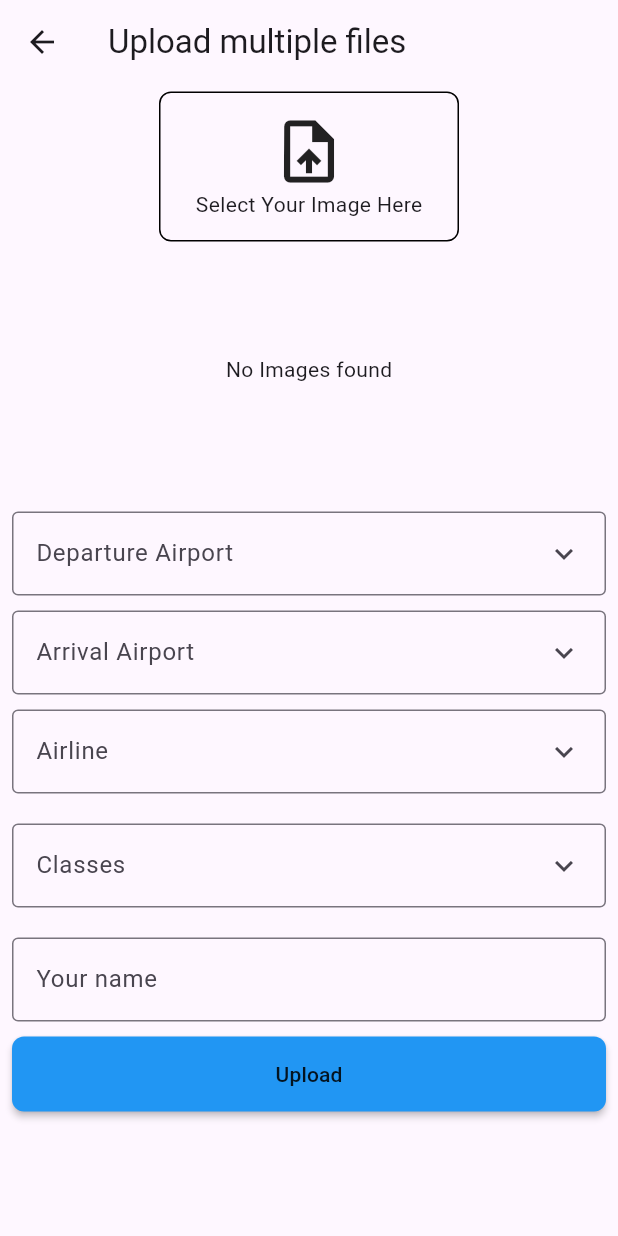
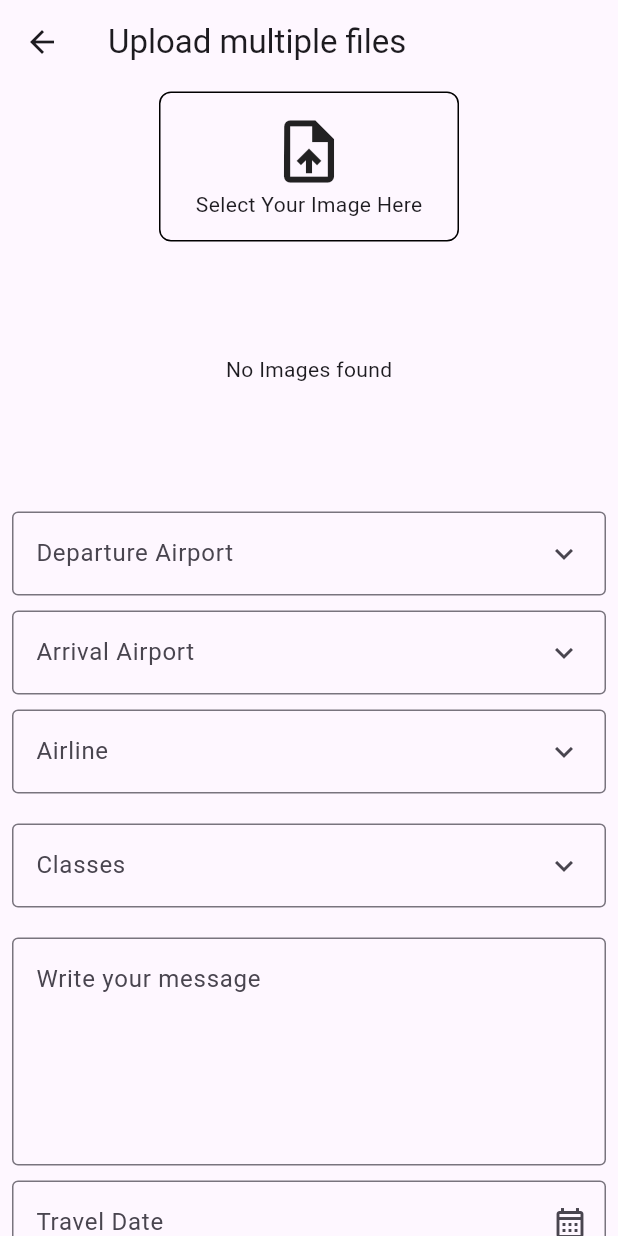
Before and after one commit to Roman2031/assignment, a Flutter app: the ShareScreen screen opened directly, on a phone screen of 412 x 824 dp. Run offline on Flutter 3.47's test engine with Material 3 defaults, Android fonts, the phone set to English and light mode, and no system bars; our stand-ins replace cloud_firestore, firebase_auth, firebase_core, firebase_storage, get, image_picker; missing offline and left inert: month_year_picker; accounts and stored records are empty.

Commit message:
update share page

```diff
--- a/lib/post/share_screen.dart
+++ b/lib/post/share_screen.dart
@@ -6,6 +6,9 @@ import 'package:flutter/material.dart';
 import 'package:get/get.dart';
 import 'package:image_picker/image_picker.dart';
 import 'package:assignment/model/model.dart';
+import 'package:flutter_localizations/flutter_localizations.dart';
+import 'package:month_year_picker/month_year_picker.dart';
+import 'package:intl/intl.dart';
 
 class ShareScreen extends StatefulWidget {
   const ShareScreen({super.key});
@@ -16,7 +19,8 @@ class ShareScreen extends StatefulWidget {
 
 class _ShareScreenState extends State<ShareScreen> {
   List<File> images = [];
-  TextEditingController nameController = TextEditingController();
+  TextEditingController postTextController = TextEditingController();
+  TextEditingController? selectedMonthDateController;
   //double width = MediaQuery.of(context).size.width - 16.0;
   final TextEditingController departureController = TextEditingController();
   final TextEditingController arrivalController = TextEditingController();
@@ -27,11 +31,12 @@ class _ShareScreenState extends State<ShareScreen> {
   ArrivalAirport? selectedArrivalAirport;
   Airline? selectedAirline;
   Classes? selectedClass;
+  DateTime? _selected;
 
   @override
   Widget build(BuildContext context) {
     double width = MediaQuery.of(context).size.width - 16.0;
-
+selectedMonthDateController = TextEditingController(text: _selected == null ? '' : DateFormat().add_yM().format(_selected!));
     return Scaffold(
       appBar: AppBar(title: Text("Upload multiple files")),
       body: Container(
@@ -215,12 +220,46 @@ class _ShareScreenState extends State<ShareScreen> {
             Container(
               width: width,
                 child: TextField(
-                  controller: nameController,
+                  controller: postTextController,
+                  keyboardType: TextInputType.multiline,
+                  maxLines: 5,
                   decoration: InputDecoration(
-                      border: OutlineInputBorder(), hintText: 'Your name'),
+                      border: OutlineInputBorder(), hintText: 'Write your message'),
                 ),
               ),
             const SizedBox(
+              height: 10,
+            ),
+        //     Center(
+        // child: Column(
+        //   mainAxisAlignment: MainAxisAlignment.center,
+        //   children: [
+        //     if (_selected == null)
+        //       const Text('No month year selected.')
+        //     else
+        //       Text(DateFormat().add_yM().format(_selected!)),
+        //     TextButton(
+        //       child: const Text('DEFAULT LOCALE'),
+        //       onPressed: () async => _onPressed(context: context),
+        //     ),
+        //   ],
+        // ),
+        // ),
+        Container(
+              width: width,
+                child: TextField(
+                  //initialValue: DateFormat().add_yM().format(_selected!),
+                  readOnly: true,
+                  controller: selectedMonthDateController,
+                  decoration: InputDecoration(
+                    suffixIcon: IconButton(onPressed:() async => _onPressed(context: context), icon: Icon(Icons.calendar_month_outlined)),
+                      border: OutlineInputBorder(), hintText: 'Travel Date'),
+                ),
+              ),
+            const SizedBox(
+              height: 10,
+            ),
+         const SizedBox(
               height: 10,
             ),
             Container(
@@ -237,11 +276,11 @@ class _ShareScreenState extends State<ShareScreen> {
                       downloadUrls.add(url);
 
                       if (i == images.length - 1) {
-                        storeEntry(downloadUrls, nameController.text);
+                        storeEntry(downloadUrls, postTextController.text);
                       }
                     }
                   },
-                  child: Text("Upload"),
+                  child: Text("Share Now"),
 
               ),
             )
@@ -252,6 +291,8 @@ class _ShareScreenState extends State<ShareScreen> {
 
     );
   }
+
+
 
   List<String> downloadUrls = [];
 
@@ -268,6 +309,26 @@ class _ShareScreenState extends State<ShareScreen> {
       setState(() {});
     }
   }
+
+  Future<void> _onPressed({
+    required BuildContext context,
+    String? locale,
+  }) async {
+    final localeObj = locale != null ? Locale(locale) : null;
+    final selected = await showMonthYearPicker(
+      context: context,
+      initialDate: _selected ?? DateTime.now(),
+      firstDate: DateTime(2019),
+      lastDate: DateTime(2030),
+      locale: localeObj,
+    );
+    if (selected != null) {
+      setState(() {
+        _selected = selected;
+      });
+    }
+  }
+}
 
   Future<String> uploadFile(File file) async {
     final metaData = SettableMetadata(contentType: 'image/jpeg');
@@ -332,4 +393,3 @@ List<Classes> classItems = [
   Classes('Premium Economy'),
   Classes('Economy')
 ];
-}
```
Also changed, not shown: lib/main.dart (+7 -0 lines).
